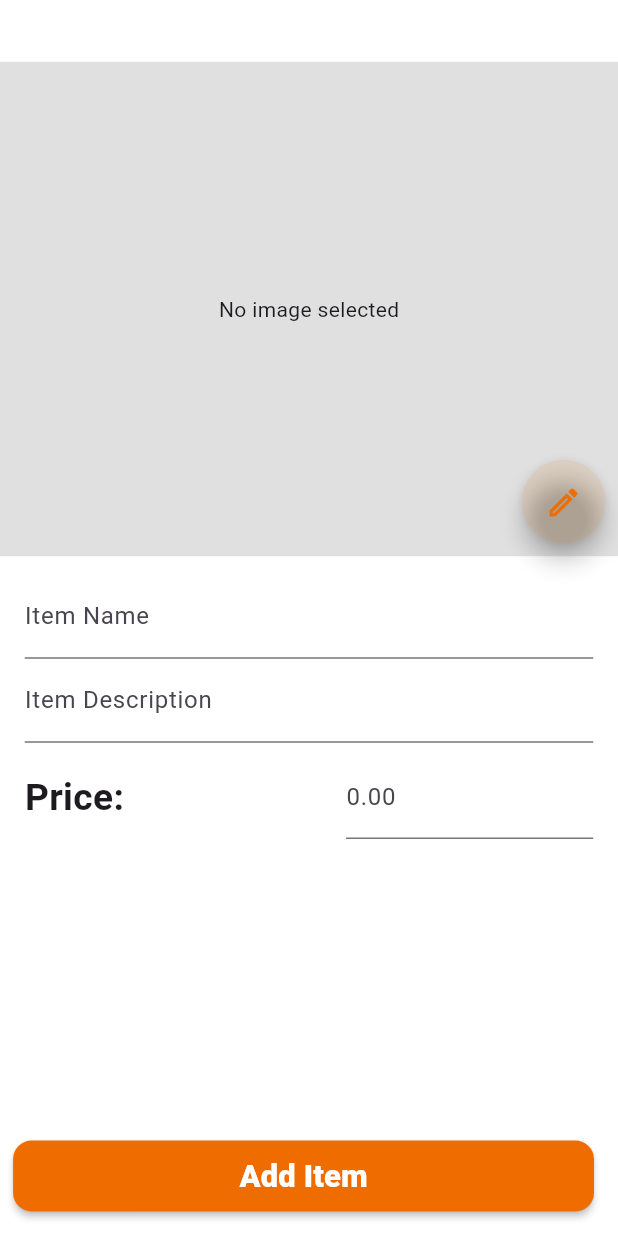
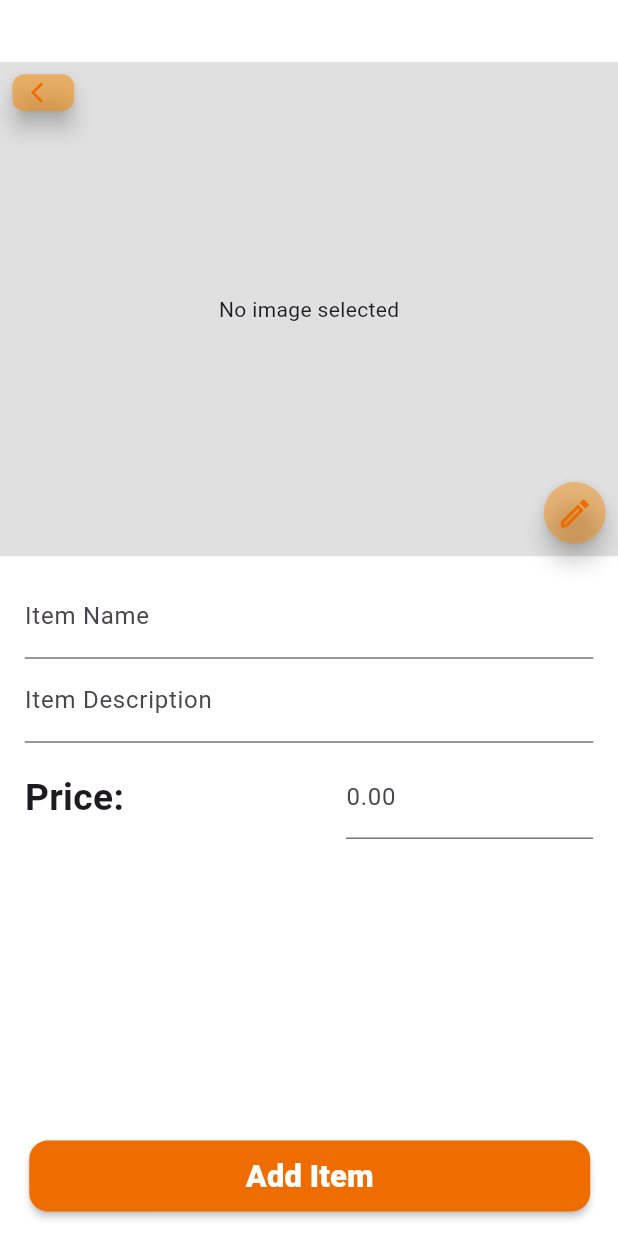
Before and after one commit to ansel-cordel/project_2CP, a Flutter app: the ItemPage screen opened directly, on a phone screen of 412 x 824 dp. Run offline on Flutter 3.47's test engine with Material 3 defaults, Android fonts, the phone set to English and light mode, and no system bars; our stand-ins replace dropdown_button2, flutter_riverpod, flutter_secure_storage, get, google_fonts, image_picker and 1 more; accounts and stored records are empty; generated files the repository leaves out were written again.

Commit message:
normalment bhadi kamlna l sign up ta3 riad w fixit l linking w zid hadak l mochkil ta3 menu doesnt refresh when adding an item oh and also riad added the ui for item page

```diff
--- a/lib/features/auth/data/fetch.dart
+++ b/lib/features/auth/data/fetch.dart
@@ -47,7 +47,7 @@ class Auth {
     required String address,
     // 'client', 'restaurant', or 'deliverer'
   }) async {
-    const url = "https://loud-shrimps-marry.loca.lt/api/restaurant/singup/";
+    const url = 'https://tough-glasses-itch.loca.lt/api/restaurant/singup/';
     final response = await http.post(
       Uri.parse(url),
       headers: {"Content-Type": "application/json"},
@@ -74,7 +74,7 @@ class Auth {
     required String email,
     required String password,
   }) async {
-    const url = "https://giant-cups-swim.loca.lt/api/login/";
+    const url = 'https://tough-glasses-itch.loca.lt/api/login/';
     try {
       final response = await http.post(
         Uri.parse(url),
--- a/lib/features/client/home/data/fetch_items.dart
+++ b/lib/features/client/home/data/fetch_items.dart
@@ -5,7 +5,7 @@ import 'package:project_2cp/features/client/home/data/restaurant_model.dart';
 import 'package:project_2cp/features/client/orderlist/data/Item_mdeol.dart';
 
 class ApiService {
-  static const String baseUrl = 'https://giant-cups-swim.loca.lt';
+  static const String baseUrl = 'hhttps://tough-glasses-itch.loca.lt/api';
 
    // ✅ [1] Confirm that the client has received the order
   static Future<void> confirmOrderReceived(int orderId) async {
--- a/lib/features/client/orderlist/data/place_order_servide.dart
+++ b/lib/features/client/orderlist/data/place_order_servide.dart
@@ -6,7 +6,7 @@ import 'package:web_socket_channel/io.dart';
 
 class OrderService {
   final _storage = const FlutterSecureStorage();
-  final String _baseUrl = "http://<your-server-ip>:8000/api";
+  final String _baseUrl = "http://127.0.0.1:8000/api";
 
   Future<String?> getToken() async {
     return await _storage.read(key: 'auth_token');
--- a/lib/features/delivrer/data/fetch.dart
+++ b/lib/features/delivrer/data/fetch.dart
@@ -3,7 +3,7 @@ import 'package:http/http.dart' as http;
 import 'package:project_2cp/features/delivrer/data/ordermodel.dart';
 
 class DelivererService {
-  final String baseUrl = 'http://localhost:8000/api/deliverer/orders/';
+  final String baseUrl = 'http://127.0.0.1:8000/api/deliverer/orders/';
 
   // Fetch orders the deliverer can take
   Future<List<order>> fetchAvailableOrders() async {
--- a/lib/features/restaurantpage/data/add_item_servide.dart
+++ b/lib/features/restaurantpage/data/add_item_servide.dart
@@ -5,7 +5,7 @@ import 'package:path/path.dart';
 import 'package:project_2cp/features/restaurantpage/data/itemmodel.dart';
 
 class MenuItemService {
-  final String baseUrl = 'https://loud-shrimps-marry.loca.lt/';
+  final String baseUrl = 'http://127.0.0.1:8000/api';
 
   // Fetch menu items
   Future<List<MenuItem>> fetchMenuItems() async {
--- a/lib/features/restaurantpage/data/fetch_menu_items.dart
+++ b/lib/features/restaurantpage/data/fetch_menu_items.dart
@@ -6,7 +6,7 @@ import 'package:project_2cp/features/auth/data/token_storage.dart';
 import 'package:project_2cp/features/restaurantpage/data/itemmodel.dart';
 
 class MenuService {
-  static const String baseUrl = "https://giant-cups-swim.loca.lt/api";
+  static const String baseUrl = "https://tough-glasses-itch.loca.lt/api";
 
   // Method 1: Fetch menu items only (returns just the menu items list)
   Future<List<MenuItem>> fetchMenuItems() async {
--- a/lib/features/restaurantpage/presentation/ItemPage/Picture.dart
+++ b/lib/features/restaurantpage/presentation/ItemPage/Picture.dart
@@ -1,5 +1,9 @@
 import 'dart:io';
 import 'package:flutter/material.dart';
+import 'package:get/get.dart';
+import 'package:get/get_core/src/get_main.dart';
+import 'package:http/http.dart';
+import 'package:project_2cp/features/restaurantpage/presentation/MenuScreen/main.menu.dart';
 
 class Picture extends StatelessWidget {
   final File? selectedImage;
@@ -33,11 +37,14 @@ class Picture extends StatelessWidget {
           Positioned(
             bottom: width * 0.02,
             right: width * 0.02,
+            child: SizedBox(
+              height: width*0.1,
+              width: width*0.1,
               child: FloatingActionButton(
                 shape: RoundedRectangleBorder(
                   borderRadius: BorderRadius.circular(width * 0.1),
                 ),
-              backgroundColor: const Color.fromARGB(25, 251, 138, 0),
+                backgroundColor: const Color.fromARGB(113, 251, 138, 0),
                 onPressed: onPickImage,
                 child: Icon(
                   Icons.edit_outlined,
@@ -46,6 +53,29 @@ class Picture extends StatelessWidget {
                 ),
               ),
             ),
+          ),
+          Positioned(
+            top: width * 0.02,
+            left: width * 0.02,
+            child: SizedBox(
+              height: width*0.06,
+              width: width*0.1,
+              child: FloatingActionButton(
+                shape: RoundedRectangleBorder(
+                  borderRadius: BorderRadius.circular(width * 0.02),
+                ),
+                backgroundColor: const Color.fromARGB(133, 251, 138, 0),
+                onPressed:(){
+                  Navigator.pop(context);
+                },
+                child: Icon(
+                  Icons.arrow_back_ios,
+                  size: width * 0.04,
+                  color: Colors.orange[800],
+                ),
+              ),
+            ),
+          ),
         ],
       ),
     );
--- a/lib/features/restaurantpage/presentation/ItemPage/main_ItemPage.dart
+++ b/lib/features/restaurantpage/presentation/ItemPage/main_ItemPage.dart
@@ -4,7 +4,6 @@ import 'package:flutter/material.dart';
 import 'package:flutter_riverpod/flutter_riverpod.dart';
 import 'package:image_picker/image_picker.dart';
 import 'package:project_2cp/features/restaurantpage/providers/fetch_menu_items_fr.dart';
-// Removed the unused menu_item_provider import since we're using the new MenuService
 import 'Forms.dart';
 import 'Picture.dart';
 
@@ -26,7 +25,8 @@ class _ItemPageState extends ConsumerState<ItemPage> {
 
   final ImagePicker picker = ImagePicker();
 
-  // Pick image from gallery and set it to selectedImage
+  bool showTwoButtons = false;
+
   Future<void> pickImage() async {
     final pickedFile = await picker.pickImage(source: ImageSource.gallery);
     if (pickedFile != null) {
@@ -60,9 +60,9 @@ class _ItemPageState extends ConsumerState<ItemPage> {
   }
 
     try {
-    // Use the provider instead of calling the service directly
-    final addMenuItem = ref.read(addMenuItemProvider);
-    await addMenuItem(
+      // This line remains exactly the same - it now uses the updated MenuService
+      final service = ref.read(menuServiceProvider);
+      await service.addMenuItem(
         name: name,
         description: description,
         price: price,
@@ -82,7 +82,7 @@ class _ItemPageState extends ConsumerState<ItemPage> {
 
       Navigator.pop(context, true); // Success - this will refresh the MenuScreen
     } catch (e) {
-    print('Error adding item: $e');
+      print('Error adding item: $e'); // Added more descriptive error logging
       ScaffoldMessenger.of(context).showSnackBar(const SnackBar(
         content: Text("Failed to add item"),
       ));
@@ -104,15 +104,23 @@ class _ItemPageState extends ConsumerState<ItemPage> {
     return Scaffold(
       backgroundColor: Colors.white,
       floatingActionButton: Container(
-        padding: EdgeInsets.only(left: width * 0.06),
-        child: MaterialButton(
+        padding: EdgeInsets.only(left: width * 0.08),
+        child: Row(
+          mainAxisAlignment: MainAxisAlignment.center,
+          children: [
+            if (!showTwoButtons)
+              MaterialButton(
                 color: Colors.orange[800],
-          onPressed: _submit,
+                onPressed: () {
+                  setState(() {
+                    showTwoButtons = true;
+                  });
+                },
                 shape: RoundedRectangleBorder(
                   borderRadius: BorderRadius.circular(width * 0.03),
                 ),
                 child: SizedBox(
-            width: width * 0.9,
+                  width: width * 0.83,
                   height: width * 0.115,
                   child: Center(
                     child: Text(
@@ -125,6 +133,59 @@ class _ItemPageState extends ConsumerState<ItemPage> {
                     ),
                   ),
                 ),
+              ),
+            if (showTwoButtons) ...[
+              MaterialButton(
+                color: Colors.orange[800],
+                onPressed: () {
+                  print("Add Dish tapped");
+                  // You can replace this with actual logic
+                },
+                shape: RoundedRectangleBorder(
+                  borderRadius: BorderRadius.circular(width * 0.03),
+                ),
+                child: SizedBox(
+                  width: width * 0.35,
+                  height: width * 0.115,
+                  child: Center(
+                    child: Text(
+                      "confirm",
+                      style: TextStyle(
+                        fontSize: width * 0.045,
+                        fontWeight: FontWeight.w800,
+                        color: Colors.white,
+                      ),
+                    ),
+                  ),
+                ),
+              ),
+              SizedBox(width: width*0.03),
+              MaterialButton(
+                color: Colors.grey[600],
+                onPressed: () {
+                  print("Add Drink tapped");
+                  // You can replace this with actual logic
+                },
+                shape: RoundedRectangleBorder(
+                  borderRadius: BorderRadius.circular(width * 0.03),
+                ),
+                child: SizedBox(
+                  width: width * 0.35,
+                  height: width * 0.115,
+                  child: Center(
+                    child: Text(
+                      "delete",
+                      style: TextStyle(
+                        fontSize: width * 0.045,
+                        fontWeight: FontWeight.w800,
+                        color: Colors.white,
+                      ),
+                    ),
+                  ),
+                ),
+              ),
+            ]
+          ],
         ),
       ),
       body: SingleChildScrollView(
--- a/lib/features/restaurantpage/presentation/OrderScreen/Order_widget.dart
+++ b/lib/features/restaurantpage/presentation/OrderScreen/Order_widget.dart
@@ -134,7 +134,7 @@
                       children: [
                         Text("Order List:",
                             style: TextStyle(
-fontSize: width * 0.05,
+                            fontSize: width * 0.05,
                                 fontWeight: FontWeight.w600)),
                         _buildItemRow("Pizza", "100 Da x 5", width),
                         _buildItemRow("Fries", "50 Da x 7", width),
@@ -222,7 +222,7 @@
                         backgroundColor: orangeColor,
                         padding: EdgeInsets.symmetric(
                           vertical: width * 0.03,
-horizontal: width * 0.1,
+                          horizontal: width * 0.1,
                         ),
                         shape: RoundedRectangleBorder(
                           borderRadius: BorderRadius.circular(12),
--- a/lib/features/restaurantpage/presentation/mainpage.dart
+++ b/lib/features/restaurantpage/presentation/mainpage.dart
@@ -44,7 +44,6 @@ class _HomePageState extends State<HomePageresto> {
           BottomNavigationBarItem(icon: Icon(Icons.menu_book_rounded,size: 25,), label: "Order"),
           BottomNavigationBarItem(icon: Icon(Icons.list,size: 25,), label: "Menu"),
           BottomNavigationBarItem(icon: Icon(Icons.person,size: 25,), label: "Profile"),
-
         ],
       ),
     );
--- a/lib/main.dart
+++ b/lib/main.dart
@@ -19,7 +19,7 @@ class MyApp extends StatelessWidget {
   Widget build(BuildContext context) {
     return GetMaterialApp(
       debugShowCheckedModeBanner: false,
-      initialRoute: '/signup',
+      initialRoute: '/resto',
       getPages: [
         GetPage(name: "/resto", page: () => HomePageresto()),
         GetPage(name: "/deliverer", page: () => Deliverer()),
```
Also changed, not shown: lib/features/restaurantpage/presentation/ItemPage/Forms.dart (line endings or trailing spaces), pubspec.lock, 3 other files. Lines whose indentation alone changed are shown as unchanged.
